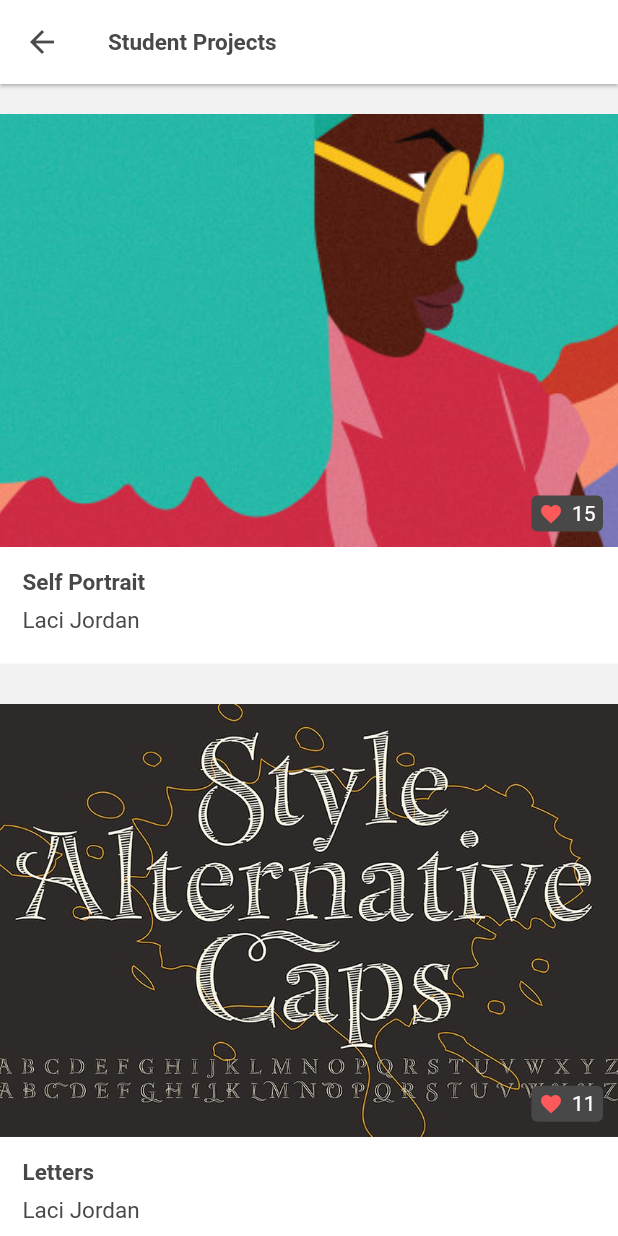
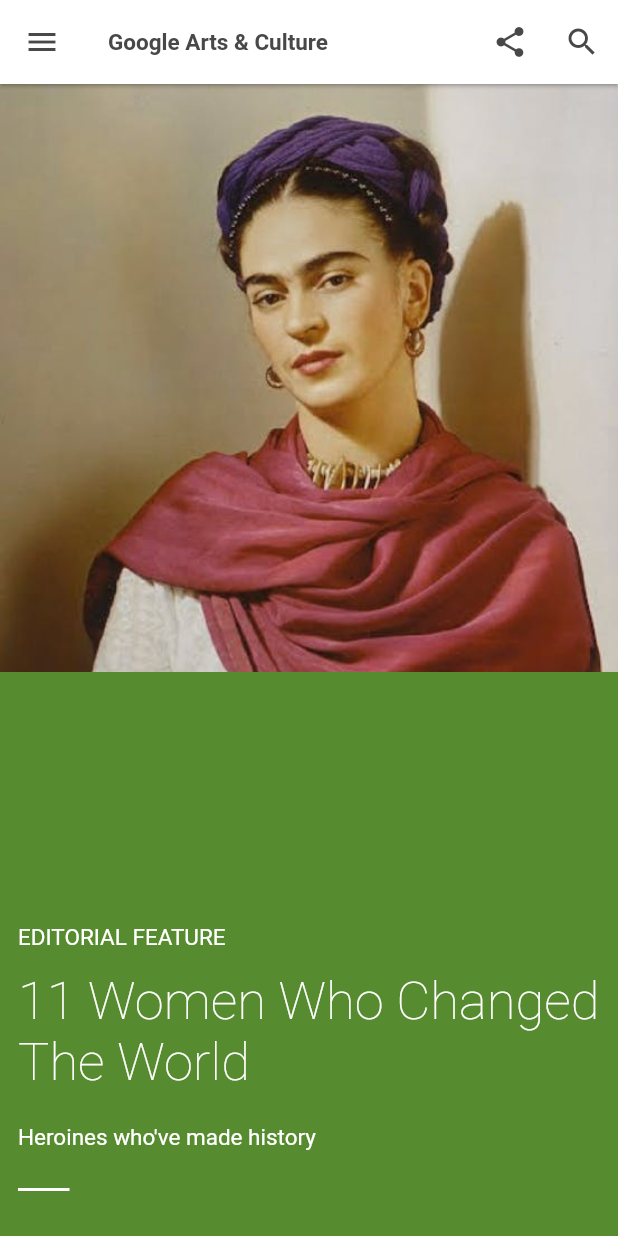
Before and after one commit to elle-goop/test_app, a Flutter app: the screen it shows after launch, scrolled down 576 dp, after a tap on the "share" icon, on a phone screen of 412 x 824 dp. Run offline on Flutter 3.47's test engine with Material 2 defaults, Android fonts, the phone set to English and light mode, and no system bars; our stand-ins replace carousel_slider, font_awesome_flutter.

Commit message:
add first&second screens

```diff
--- a/lib/main.dart
+++ b/lib/main.dart
@@ -1,4 +1,5 @@
 import 'package:flutter/material.dart';
+import 'package:test_app/screens/first_page.dart';
 import 'package:test_app/screens/fourth_page.dart';
 import 'package:test_app/screens/third_page.dart';
 import 'package:test_app/theme/theme.dart';
@@ -16,7 +17,8 @@ class App extends StatelessWidget {
       debugShowCheckedModeBanner: false,
       title: Const.appName,
       theme: appTheme,
-      home: ThirdPage(),
+      home: FirstPage(),
+      // home: ThirdPage(),
       // home: FourthPage(),
     );
   }
--- /dev/null
+++ b/lib/screens/first_page.dart
@@ -0,0 +1,179 @@
+import 'package:flutter/material.dart';
+import 'package:font_awesome_flutter/font_awesome_flutter.dart';
+import 'package:test_app/screens/second_page.dart';
+import 'package:test_app/theme/theme.dart';
+import 'package:test_app/utils/utils.dart';
+
+
+class Item {
+  final String image;
+  final String category;
+  final String title;
+  final String text;
+  const Item({
+    this.image,
+    this.category,
+    this.title,
+    this.text
+  });
+}
+
+List<Item> firstPageItems = [
+  Item(image: 'assets/images/1-1.jpg', category: 'Art Transfer', title: 'Transform Your World Into Art', text: 'Get creative with Art Transfer'),
+  Item(image: 'assets/images/1-2.jpg', category: 'Art Projector', title: 'Hang a Van Gogh in the House', text: 'Get creative with Art Projector'),
+  Item(image: 'assets/images/1-3.jpg', category: 'Art Transfer', title: 'Transform Your World Into Art', text: 'Get creative with Art Transfer'),
+  Item(image: 'assets/images/1-4.jpg', category: 'Art Projector', title: 'Hang this picture in the House', text: 'Get creative with Art Projector'),
+];
+
+List<BottomNavigationBarItem> bottomItems = [
+  BottomNavigationBarItem(icon: Icon(Icons.home), title: Text('Home')),
+  BottomNavigationBarItem(icon: FaIcon(FontAwesomeIcons.compass), title: Text('Navigate')),
+  BottomNavigationBarItem(icon: Icon(Icons.place), title: Text('Places')),
+  BottomNavigationBarItem(icon: Icon(Icons.favorite_border), title: Text('Likes')),
+];
+
+class FirstPage extends StatefulWidget {
+  @override
+  _FirstPageState createState() => _FirstPageState();
+}
+
+class _FirstPageState extends State<FirstPage> {
+
+  Size size;
+  @override
+  Widget build(BuildContext context) {
+    size = MediaQuery.of(context).size;
+    return Scaffold(
+      resizeToAvoidBottomInset: true,
+      extendBody: true,
+      backgroundColor: Colors.white,
+      body: ListView(
+        children: <Widget>[
+          Padding(
+            padding: EdgeInsets.symmetric(horizontal: 12, vertical: 12),
+            child: Column(
+              crossAxisAlignment: CrossAxisAlignment.start,
+              children: <Widget>[
+                Text(
+                  'Play with art using only your phone',
+                  maxLines: 3,
+                  style: TextStyles.titleMediumStyle.copyWith(
+                    color: AppColors.darkTextColor,
+                    fontSize: 26,
+                    fontWeight: FontWeight.w300
+                  ),
+                ),
+                SizedBox(height: 18,),
+                Text(
+                  'New ways to experience art from home',
+                  maxLines: 3,
+                  style: TextStyles.smallBaseStyle.copyWith(
+                    color: AppColors.greyMediumText.withOpacity(0.7)
+                  ),
+                ),
+                SizedBox(height: 18,),
+              ],
+            ),
+          ),
+          ...firstPageItems.map((e) =>
+            Container(
+              margin: EdgeInsets.only(left: 12, right: 12, top: 5, bottom: 20),
+              child: Material(
+                color: Colors.transparent,
+                child: InkWell(
+                  onTap: ()=> Utils.navigatePage(context, SecondPage()),
+                  child: Column(
+                    crossAxisAlignment: CrossAxisAlignment.start,
+                    children: <Widget>[
+                      Container(
+                        height: (size.width - 24)/1.8,
+                        width: size.width - 24,
+                        decoration: BoxDecoration(
+                          borderRadius: BorderRadius.circular(10),
+                          image: DecorationImage(
+                            image: AssetImage(e.image,),
+                            fit: BoxFit.cover
+                          )
+                        ),
+                      ),
+                      SizedBox(height: 5,),
+                      Row(
+                        mainAxisAlignment: MainAxisAlignment.spaceBetween,
+                        children: <Widget>[
+                          Text(
+                            e.category.toUpperCase(),
+                            style: TextStyles.allCapsStyle.copyWith(
+                              color: Colors.blue,
+                              fontWeight: FontWeight.w500
+                            ),
+                          ),
+                          IconButton(
+                            icon: Icon(
+                              Icons.share,
+                              color: AppColors.darkTextColor,),
+                            onPressed: ()=> Utils.navigatePage(context, SecondPage())
+                          ),
+                        ],
+                      ),
+                      Text(
+                        e.title,
+                        style: TextStyles.baseSemiboldStyle.copyWith(
+                          color: AppColors.darkTextColor,
+                          fontWeight: FontWeight.w500
+                        ),
+                      ),
+                      SizedBox(height: 8,),
+                      Text(
+                        e.text,
+                        style: TextStyles.smallBaseStyle.copyWith(
+                          color: AppColors.greyMediumText.withOpacity(0.7)
+                        ),
+                      ),
+                    ],
+                  ),
+                ),
+              ),
+            )
+          ).toList(),
+          SizedBox(height: 18,),
+        ],
+      ),
+      floatingActionButtonLocation: FloatingActionButtonLocation.centerDocked,
+      floatingActionButton: FloatingActionButton(
+        onPressed: ()=> Utils.navigatePage(context, SecondPage()),
+        child: Icon(Icons.camera_alt),
+        elevation: 3,
+        backgroundColor: AppColors.white,
+        foregroundColor: AppColors.greyMediumText,
+      ),
+      bottomNavigationBar: BottomAppBar(
+        shape: CircularNotchedRectangle(),
+        color: AppColors.white,
+        notchMargin: 6.0,
+        child: SizedBox(
+          height: 50,
+          child: Row(
+            mainAxisSize: MainAxisSize.max,
+            crossAxisAlignment: CrossAxisAlignment.center,
+            mainAxisAlignment: MainAxisAlignment.spaceAround,
+            children: <Widget>[
+              IconButton(icon: Icon(Icons.home, color: Colors.blue,), onPressed: ()=> Utils.navigatePage(context, SecondPage()),),
+              IconButton(icon: FaIcon(FontAwesomeIcons.compass, color: AppColors.greyMediumText), onPressed: ()=> Utils.navigatePage(context, SecondPage()),),
+              SizedBox(width: 70,),
+              IconButton(icon: Icon(Icons.place, color: AppColors.greyMediumText), onPressed: ()=> Utils.navigatePage(context, SecondPage()),),
+              IconButton(icon: Icon(Icons.favorite_border, color: AppColors.greyMediumText), onPressed: ()=> Utils.navigatePage(context, SecondPage()),),
+            ],
+          ),
+      ),
+        // type: BottomNavigationBarType.fixed,
+        // backgroundColor: AppColors.white,
+        // selectedIconTheme: IconThemeData(color: Colors.blue),
+        // unselectedIconTheme: IconThemeData(color: AppColors.greyMediumText),
+        // showSelectedLabels: false,
+        // showUnselectedLabels: false,
+        // onTap: (index)=> onTapAction(),
+        // items: bottomItems
+      ),
+    );
+  }
+}
--- /dev/null
+++ b/lib/screens/second_page.dart
@@ -0,0 +1,153 @@
+import 'package:flutter/material.dart';
+import 'package:test_app/screens/first_page.dart';
+import 'package:test_app/screens/fourth_page.dart';
+import 'package:test_app/screens/third_page.dart';
+import 'package:test_app/theme/theme.dart';
+import 'package:test_app/utils/utils.dart';
+
+class SecondPage extends StatefulWidget {
+  @override
+  _SecondPageState createState() => _SecondPageState();
+}
+
+class _SecondPageState extends State<SecondPage> {
+  Size size;
+  @override
+  Widget build(BuildContext context) {
+    size = MediaQuery.of(context).size;
+    return Scaffold(
+      backgroundColor: AppColors.white,
+      drawer: Drawer(
+        child: Container(
+          color: AppColors.white,
+          child: Column(
+            children: <Widget>[
+              SizedBox(
+                height: 30,
+              ),
+              ListTile(
+                enabled: true,
+                leading: Icon(
+                  Icons.arrow_back,
+                  color: AppColors.darkTextColor,
+                ),
+                onTap: () => Utils.navigateAndReplacePage(context, FirstPage()),
+                title: Text(
+                  'Go Back',
+                  style: TextStyles.baseTextStyle,
+                ),
+              ),
+              ListTile(
+                enabled: true,
+                leading: Icon(
+                  Icons.arrow_back,
+                  color: AppColors.darkTextColor,
+                ),
+                onTap: () => Utils.navigatePage(context, ThirdPage()),
+                title: Text(
+                  'Go To Third Page',
+                  style: TextStyles.baseTextStyle,
+                ),
+              ),
+              ListTile(
+                enabled: true,
+                leading: Icon(
+                  Icons.arrow_back,
+                  color: AppColors.darkTextColor,
+                ),
+                onTap: () => Utils.navigatePage(context, FourthPage()),
+                title: Text(
+                  'Go To Fourth Page',
+                  style: TextStyles.baseTextStyle,
+                ),
+              ),
+            ],
+          ),
+        ),
+      ),
+      resizeToAvoidBottomInset: true,
+      appBar: AppBar(
+        // leading: IconButton(
+        //     icon: Icon(Icons.menu), onPressed: () => Utils.pop(context)),
+        iconTheme: IconThemeData(color: AppColors.darkTextColor),
+        brightness: Brightness.light,
+        backgroundColor: AppColors.white,
+        elevation: 1,
+        centerTitle: false,
+        title: Text(
+          'Google Arts & Culture',
+          style: TextStyles.baseSemiboldStyle
+              .copyWith(color: AppColors.darkTextColor),
+        ),
+        actions: <Widget>[
+          IconButton(
+              icon: Icon(
+                Icons.share,
+              ),
+              onPressed: () => Utils.navigatePage(context, ThirdPage())),
+          IconButton(
+              icon: Icon(
+                Icons.search,
+              ),
+              onPressed: () => Utils.navigatePage(context, ThirdPage())),
+        ],
+      ),
+      body: SizedBox.expand(
+        child: Column(
+          children: <Widget>[
+            Container(
+              width: size.width,
+              height: size.height / 2 - 20,
+              child: Image.asset(
+                'assets/images/frida.jpg',
+                alignment: Alignment.topCenter,
+                fit: BoxFit.cover,
+              ),
+            ),
+            Expanded(
+                child: Container(
+              padding:
+                  EdgeInsets.only(left: 12, right: 12, top: 15, bottom: 30),
+              color: AppColors.green,
+              width: size.width,
+              child: Column(
+                mainAxisAlignment: MainAxisAlignment.end,
+                crossAxisAlignment: CrossAxisAlignment.start,
+                children: <Widget>[
+                  Text(
+                    'Editorial Feature'.toUpperCase(),
+                    style: TextStyles.baseStyle,
+                  ),
+                  SizedBox(
+                    height: 13,
+                  ),
+                  Text(
+                    '11 Women Who Changed The World',
+                    maxLines: 3,
+                    style: TextStyles.titleStyleNormal,
+                  ),
+                  SizedBox(
+                    height: 20,
+                  ),
+                  Text(
+                    'Heroines who\'ve made history',
+                    maxLines: 2,
+                    style: TextStyles.baseStyle,
+                  ),
+                  SizedBox(
+                    height: 25,
+                  ),
+                  Container(
+                    height: 2,
+                    width: size.width / 12,
+                    color: AppColors.white,
+                  ),
+                ],
+              ),
+            )),
+          ],
+        ),
+      ),
+    );
+  }
+}
--- a/lib/screens/third_page.dart
+++ b/lib/screens/third_page.dart
@@ -34,7 +34,6 @@ class _ThirdPageState extends State<ThirdPage> {
   Widget build(BuildContext context) {
     Size size = MediaQuery.of(context).size;
     double screenWidth = size.width;
-    double screenHeight = size.height;
     return Scaffold(
       backgroundColor: Colors.black,
       resizeToAvoidBottomInset: true,
@@ -44,7 +43,7 @@ class _ThirdPageState extends State<ThirdPage> {
         elevation: 0,
         leading: IconButton(
           icon: Icon(Icons.arrow_back, color: AppColors.white,),
-          onPressed: null
+          onPressed: ()=> Utils.pop(context)
         ),
         actions: <Widget>[
           IconButton(
--- a/lib/theme/theme.dart
+++ b/lib/theme/theme.dart
@@ -11,12 +11,12 @@ class AppColors {
   static const Color greyMediumText = const Color(0xff4B4B4B);
   static const Color greenReadMore = const Color(0xff007F84);
   static const Color pinkHeartColor = const Color(0xffFC595A);
+  static const Color green = const Color(0xff568B2F);
 
   static getSecondaryColor(Color color) => color.withOpacity(opacity);
 }
 
 final ThemeData appTheme = ThemeData(
-  canvasColor: Colors.transparent,
   brightness: Brightness.dark,
   scaffoldBackgroundColor: Colors.white,
   // primaryColor: AppColors.primary,
@@ -36,6 +36,12 @@ class TextStyles {
     fontWeight: FontWeight.bold
   );
 
+  static const TextStyle titleStyleNormal = TextStyle(
+    fontSize: 35.0,
+    color: AppColors.white,
+    fontWeight: FontWeight.w100
+  );
+
   static const TextStyle titleMediumStyle = TextStyle(
     fontSize: 20.0,
     color: AppColors.darkTextColor,
@@ -51,6 +57,11 @@ class TextStyles {
   static const TextStyle baseStyle = TextStyle(
     fontSize: 15.0,
     color: AppColors.white,
+  );
+
+  static const TextStyle smallBaseStyle = TextStyle(
+    fontSize: 13.0,
+    color: AppColors.greyMediumText,
   );
 
   static const TextStyle baseTextStyle = TextStyle(
--- a/pubspec.yaml
+++ b/pubspec.yaml
@@ -21,6 +21,11 @@ flutter:
 
 
   assets:
+    - assets/images/1-1.jpg
+    - assets/images/1-2.jpg
+    - assets/images/1-3.jpg
+    - assets/images/1-4.jpg
+    - assets/images/frida.jpg
     - assets/images/graciela1.jpg
     - assets/images/carousel_1.jpg
     - assets/images/carousel_2.jpg
```
Also changed, not shown: lib/screens/fourth_page.dart (+30 -35 lines), assets/images/1-1.jpg (added), assets/images/1-2.jpg (added), assets/images/1-3.jpg (added), assets/images/1-4.jpg (added), assets/images/frida.jpg (added).
